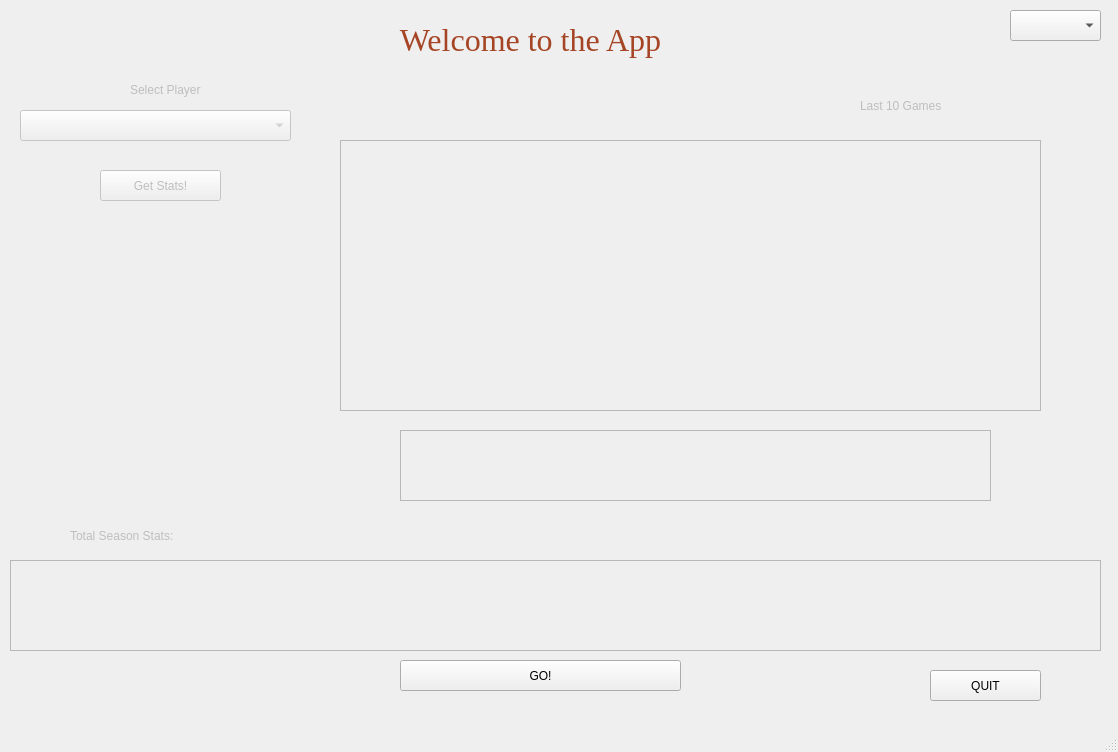
Above: ui_one.ui from abenya82/nightcourt before the change. Below: the same form after it.
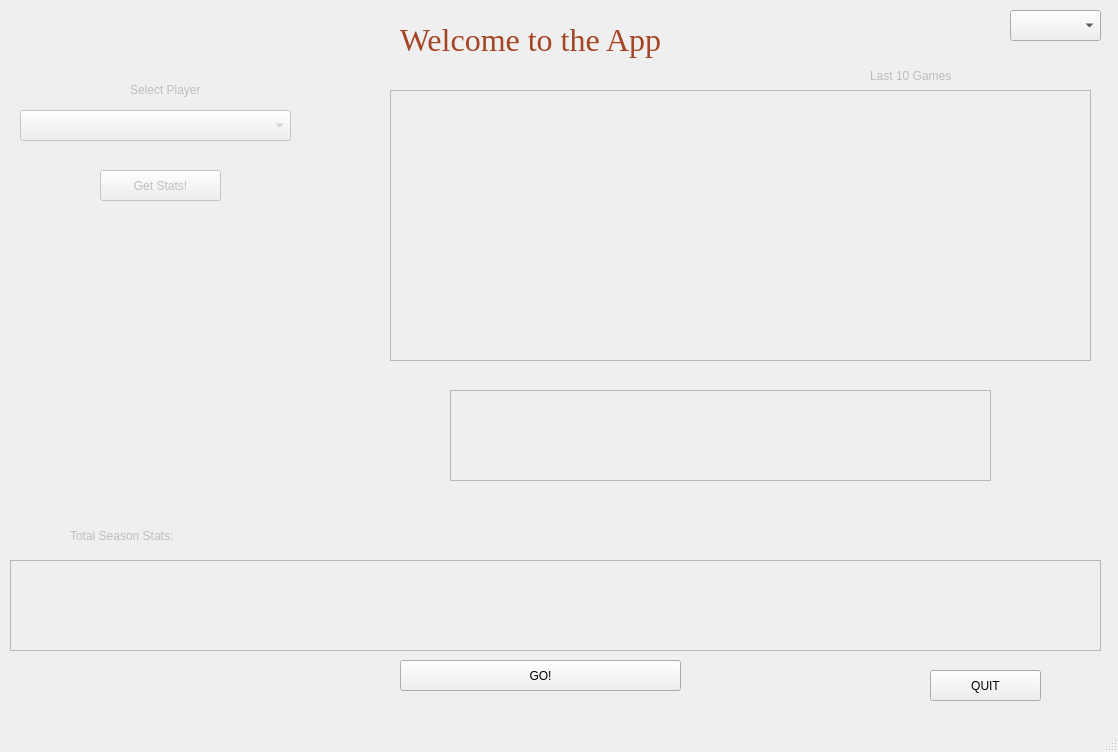
That is the form after the change.

Commit message: minor table adjustment

What changed in the file:
```diff
--- a/ui_one.ui
+++ b/ui_one.ui
@@ -164,8 +164,8 @@
     </property>
     <property name="geometry">
      <rect>
-      <x>340</x>
-      <y>140</y>
+      <x>390</x>
+      <y>90</y>
       <width>701</width>
       <height>271</height>
      </rect>
@@ -177,8 +177,8 @@
     </property>
     <property name="geometry">
      <rect>
-      <x>860</x>
-      <y>90</y>
+      <x>870</x>
+      <y>60</y>
       <width>141</width>
       <height>31</height>
      </rect>
@@ -193,10 +193,10 @@
     </property>
     <property name="geometry">
      <rect>
-      <x>400</x>
-      <y>430</y>
-      <width>591</width>
-      <height>71</height>
+      <x>450</x>
+      <y>390</y>
+      <width>541</width>
+      <height>91</height>
      </rect>
     </property>
    </widget>
```
The commit also changes 2 other files.
